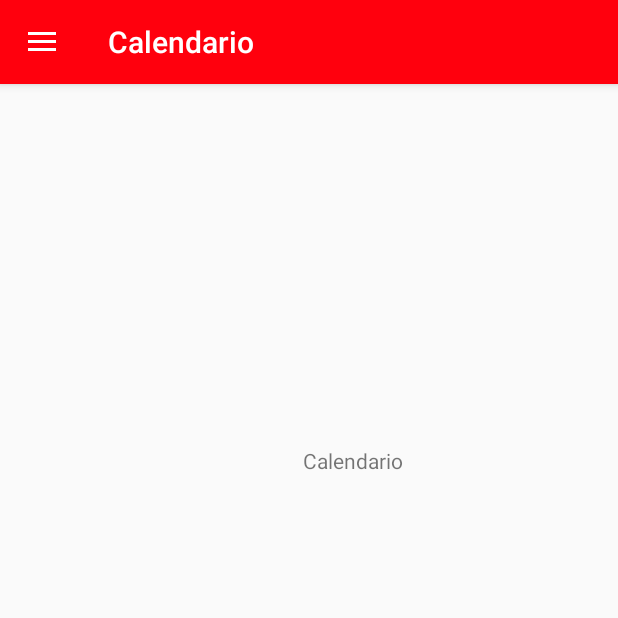
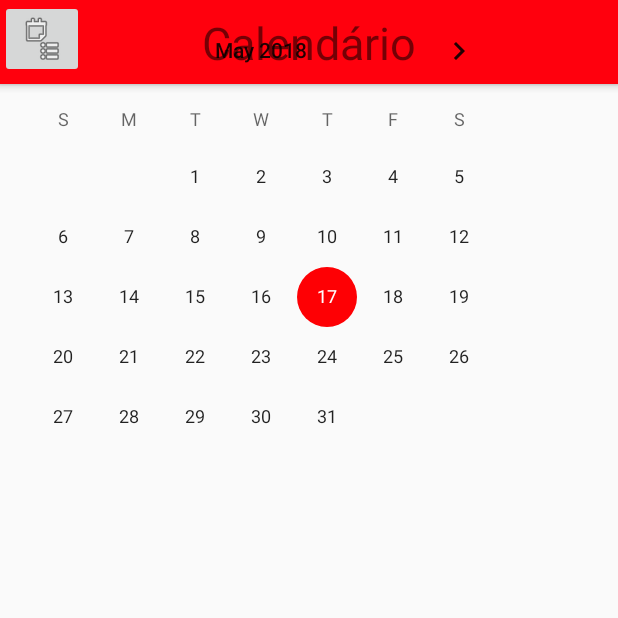
Before and after one commit to Samuelgranato/Projeto4-Desagil, an Android app: the Calendario screen opened directly, with no data from a screen before it, on a phone screen of 412 x 824 dp, the top half of it. Run offline under Robolectric (Android 15) with nearby library versions, the phone set to English and light mode, and no system bars.

Commit message:
Calendário layout

```diff
--- a/app/src/main/res/layout/activity_calendario.xml
+++ b/app/src/main/res/layout/activity_calendario.xml
@@ -8,6 +8,11 @@
     android:fitsSystemWindows="true"
     tools:openDrawer="start">
 
+
+    ActionBar actionBar = getActionBar();
+    actionBar.setDisplayHomeAsUpEnabled(true);
+
+
     <include
         layout="@layout/app_bar"
         android:layout_width="match_parent"
@@ -15,16 +20,17 @@
 
     <include layout="@layout/content_calendario" />
 
+
+
+
     <android.support.design.widget.NavigationView
         android:id="@+id/nav_view"
         android:layout_width="wrap_content"
         android:layout_height="match_parent"
         android:layout_gravity="start"
-        android:background="@color/color_nav_view_back"
+        android:background="@android:color/holo_red_dark"
         android:fitsSystemWindows="true"
         app:headerLayout="@layout/nav_header"
-        app:itemTextColor="@color/menu_item_color"
-        app:itemIconTint="@color/menu_item_color"
         app:menu="@menu/activity_drawer" >
 
         <ImageView
--- a/app/src/main/res/layout/content_calendario.xml
+++ b/app/src/main/res/layout/content_calendario.xml
@@ -6,14 +6,35 @@
     android:layout_height="match_parent"
     app:layout_behavior="@string/appbar_scrolling_view_behavior"
     tools:context=".Calendario">
+    <!--tools:showIn="@layout/app_bar">-->
+
+    <include
+        layout="@layout/app_bar"
+        android:layout_width="match_parent"
+        android:layout_height="match_parent" />
+
+    <CalendarView
+        android:id="@+id/calendarView2"
+        android:layout_width="wrap_content"
+        android:layout_height="wrap_content"
+        tools:layout_editor_absoluteX="18dp"
+        tools:layout_editor_absoluteY="91dp" />
+
+    <ImageButton
+        android:id="@+id/imageButton2"
+        android:layout_width="wrap_content"
+        android:layout_height="wrap_content"
+        app:srcCompat="@android:drawable/ic_menu_agenda"
+        tools:layout_editor_absoluteX="7dp"
+        tools:layout_editor_absoluteY="0dp" />
 
     <TextView
-        android:id="@+id/textView6"
-        android:layout_width="wrap_content"
-        android:layout_height="wrap_content"
-        android:layout_marginEnd="143dp"
-        android:layout_marginTop="297dp"
-        android:text="Calendario"
-        app:layout_constraintEnd_toEndOf="parent"
-        app:layout_constraintTop_toTopOf="parent" />
+        android:id="@+id/textView3"
+        android:layout_width="match_parent"
+        android:layout_height="match_parent"
+        android:layout_marginTop="8dp"
+        android:gravity="top|center"
+        android:text="Calendário"
+        android:textSize="30sp"/>
+
 </android.support.constraint.ConstraintLayout>
```
